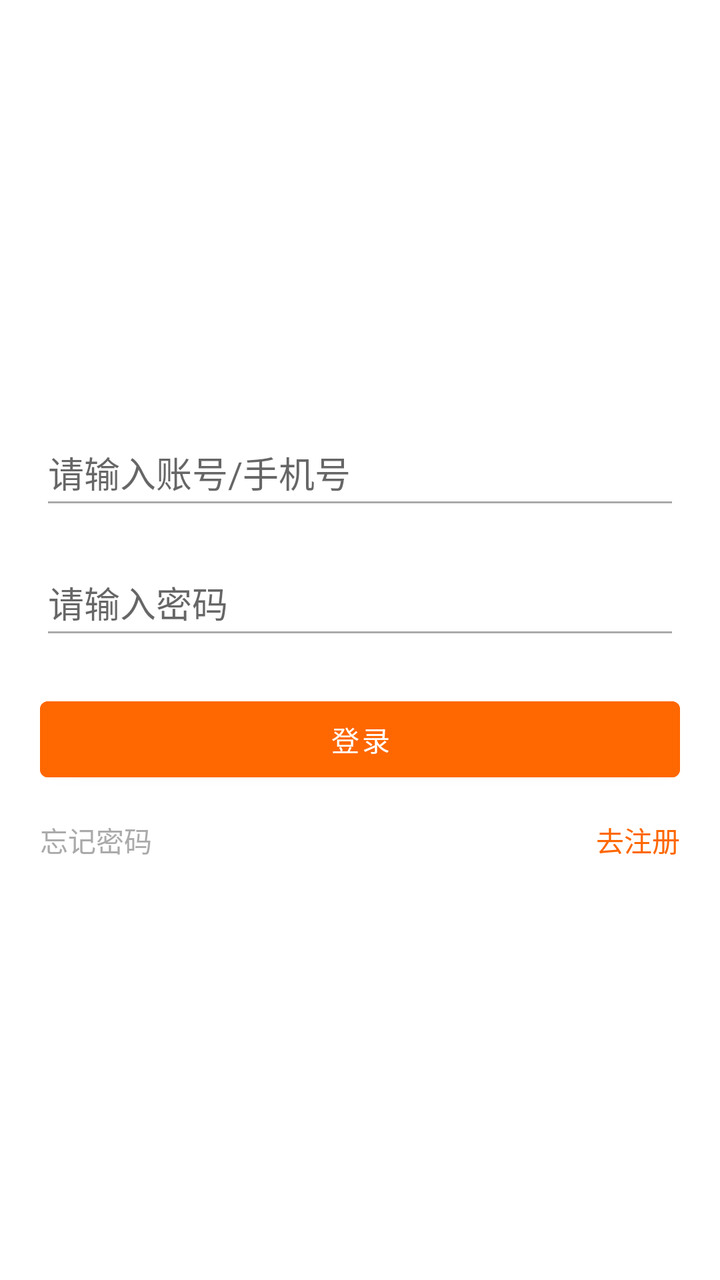
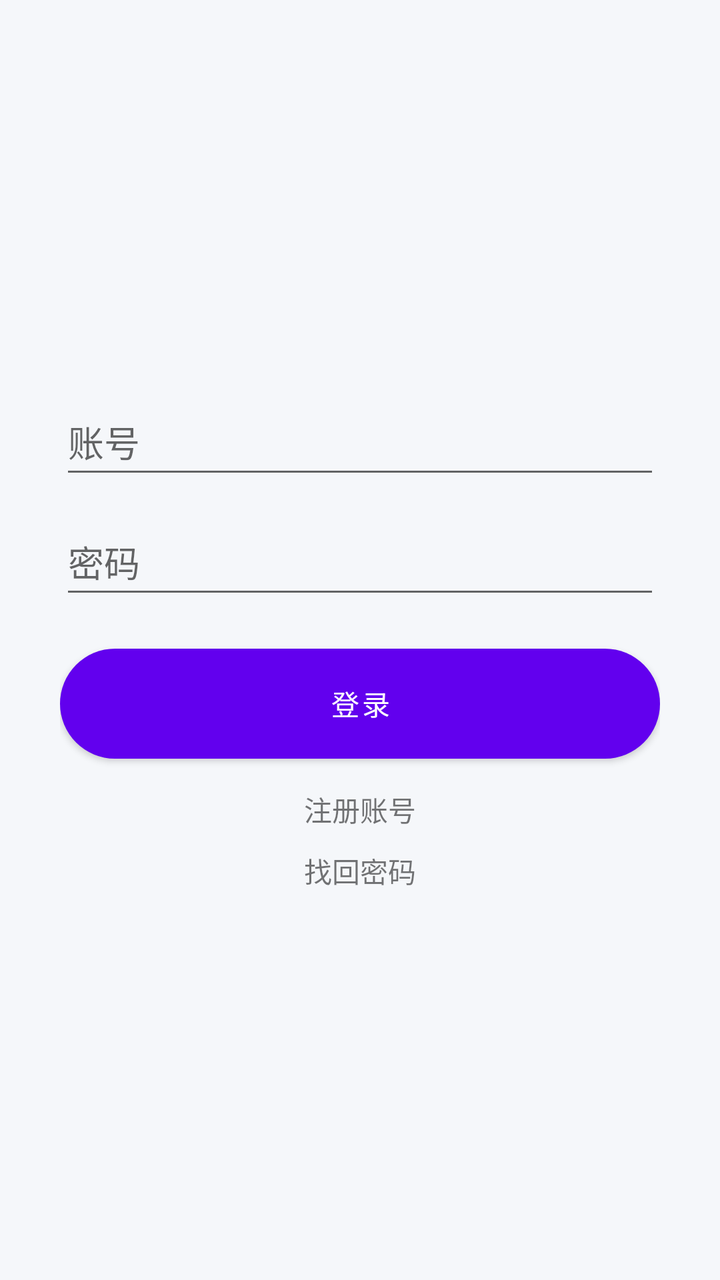

Before-and-after screenshots of an Android layout around one commit, followed by the original layout XML and the change that was made.
<!-- AndroidManifest.xml: application theme Theme.ChooseHelper202 -->
<!-- res/layout/activity_login.xml -->
<?xml version="1.0" encoding="utf-8"?>
<LinearLayout
    xmlns:android="http://schemas.android.com/apk/res/android"
    android:layout_width="match_parent"
    android:layout_height="match_parent"
    android:orientation="vertical"
    android:gravity="center"
    android:padding="20dp"
    android:background="@android:color/white">

    <EditText
        android:id="@+id/et_account"
        android:layout_width="match_parent"
        android:layout_height="50dp"
        android:hint="请输入账号/手机号"
        android:inputType="text"
        android:backgroundTint="@android:color/darker_gray"/>

    <EditText
        android:id="@+id/et_pwd"
        android:layout_width="match_parent"
        android:layout_height="50dp"
        android:hint="请输入密码"
        android:inputType="textPassword"
        android:layout_marginTop="15dp"
        android:backgroundTint="@android:color/darker_gray"/>

    <Button
        android:id="@+id/btn_login"
        android:layout_width="match_parent"
        android:layout_height="50dp"
        android:text="登录"
        android:layout_marginTop="20dp"
        android:backgroundTint="#FF6700"/>

    <LinearLayout
        android:layout_width="match_parent"
        android:layout_height="wrap_content"
        android:orientation="horizontal"
        android:layout_marginTop="15dp">

        <TextView
            android:id="@+id/tv_forget"
            android:layout_width="wrap_content"
            android:layout_height="wrap_content"
            android:text="忘记密码"
            android:textColor="@android:color/darker_gray"/>

        <View
            android:layout_width="0dp"
            android:layout_height="0dp"
            android:layout_weight="1"/>

        <TextView
            android:id="@+id/tv_register"
            android:layout_width="wrap_content"
            android:layout_height="wrap_content"
            android:text="去注册"
            android:textColor="#FF6700"/>
    </LinearLayout>

</LinearLayout>
<!-- resources referenced by this layout -->
<resources>
  <style name="Theme.ChooseHelper202" parent="Theme.MaterialComponents.DayNight.NoActionBar">
          <item name="colorPrimary">#6200EE</item>
          <item name="colorPrimaryVariant">#3700B3</item>
          <item name="colorOnPrimary">#FFFFFF</item>
          <item name="colorSecondary">#03DAC5</item>
          <item name="colorSecondaryVariant">#018786</item>
          <item name="colorOnSecondary">#000000</item>
          <item name="android:statusBarColor">?attr/colorPrimaryVariant</item>
      </style>
</resources>

<!-- the commit's change to res/layout/activity_login.xml (unified diff, before → after) -->
@@ -1,62 +1,8 @@
 <?xml version="1.0" encoding="utf-8"?>
-<LinearLayout
-    xmlns:android="http://schemas.android.com/apk/res/android"
-    android:layout_width="match_parent"
-    android:layout_height="match_parent"
-    android:orientation="vertical"
-    android:gravity="center"
-    android:padding="20dp"
-    android:background="@android:color/white">
-
-    <EditText
-        android:id="@+id/et_account"
-        android:layout_width="match_parent"
-        android:layout_height="50dp"
-        android:hint="请输入账号/手机号"
-        android:inputType="text"
-        android:backgroundTint="@android:color/darker_gray"/>
-
-    <EditText
-        android:id="@+id/et_pwd"
-        android:layout_width="match_parent"
-        android:layout_height="50dp"
-        android:hint="请输入密码"
-        android:inputType="textPassword"
-        android:layout_marginTop="15dp"
-        android:backgroundTint="@android:color/darker_gray"/>
-
-    <Button
-        android:id="@+id/btn_login"
-        android:layout_width="match_parent"
-        android:layout_height="50dp"
-        android:text="登录"
-        android:layout_marginTop="20dp"
-        android:backgroundTint="#FF6700"/>
-
-    <LinearLayout
-        android:layout_width="match_parent"
-        android:layout_height="wrap_content"
-        android:orientation="horizontal"
-        android:layout_marginTop="15dp">
-
-        <TextView
-            android:id="@+id/tv_forget"
-            android:layout_width="wrap_content"
-            android:layout_height="wrap_content"
-            android:text="忘记密码"
-            android:textColor="@android:color/darker_gray"/>
-
-        <View
-            android:layout_width="0dp"
-            android:layout_height="0dp"
-            android:layout_weight="1"/>
-
-        <TextView
-            android:id="@+id/tv_register"
-            android:layout_width="wrap_content"
-            android:layout_height="wrap_content"
-            android:text="去注册"
-            android:textColor="#FF6700"/>
-    </LinearLayout>
-
+<LinearLayout xmlns:android="http://schemas.android.com/apk/res/android" android:layout_width="match_parent" android:layout_height="match_parent" android:gravity="center" android:orientation="vertical" android:padding="30dp" android:background="#F5F7FA">
+    <EditText android:id="@+id/et_user" android:layout_width="match_parent" android:layout_height="50dp" android:hint="账号"/>
+    <EditText android:id="@+id/et_pass" android:layout_width="match_parent" android:layout_height="50dp" android:hint="密码" android:inputType="textPassword" android:layout_marginTop="10dp"/>
+    <Button android:id="@+id/btn_login" android:layout_width="match_parent" android:layout_height="55dp" android:text="登录" android:background="@drawable/btn_primary" android:textColor="#fff" android:layout_marginTop="20dp"/>
+    <TextView android:id="@+id/tv_register" android:layout_width="wrap_content" android:layout_height="wrap_content" android:text="注册账号" android:layout_marginTop="15dp"/>
+    <TextView android:id="@+id/tv_reset" android:layout_width="wrap_content" android:layout_height="wrap_content" android:text="找回密码" android:layout_marginTop="10dp"/>
 </LinearLayout>
<!-- resource entries referenced after the edit -->
@@ -1,5 +1,14 @@
 <!-- resources referenced by this layout -->
 <resources>
+  <!-- drawable btn_primary (drawable) -->
+  <?xml version="1.0" encoding="utf-8"?>
+  <shape xmlns:android="http://schemas.android.com/apk/res/android">
+      <gradient
+          android:startColor="#5B7FFF"
+          android:endColor="#3A5FDD"
+          android:angle="45"/>
+      <corners android:radius="30dp"/>
+  </shape>
   <style name="Theme.ChooseHelper202" parent="Theme.MaterialComponents.DayNight.NoActionBar">
           <item name="colorPrimary">#6200EE</item>
           <item name="colorPrimaryVariant">#3700B3</item>
